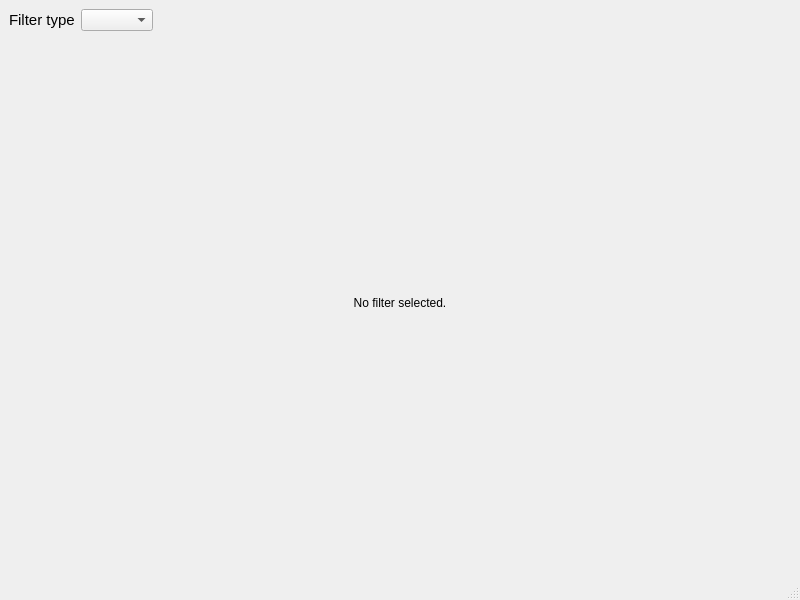
Qt form spine_items/data_transformer/ui/specification_editor_widget.ui (spine-tools/spine-items) before a commit.
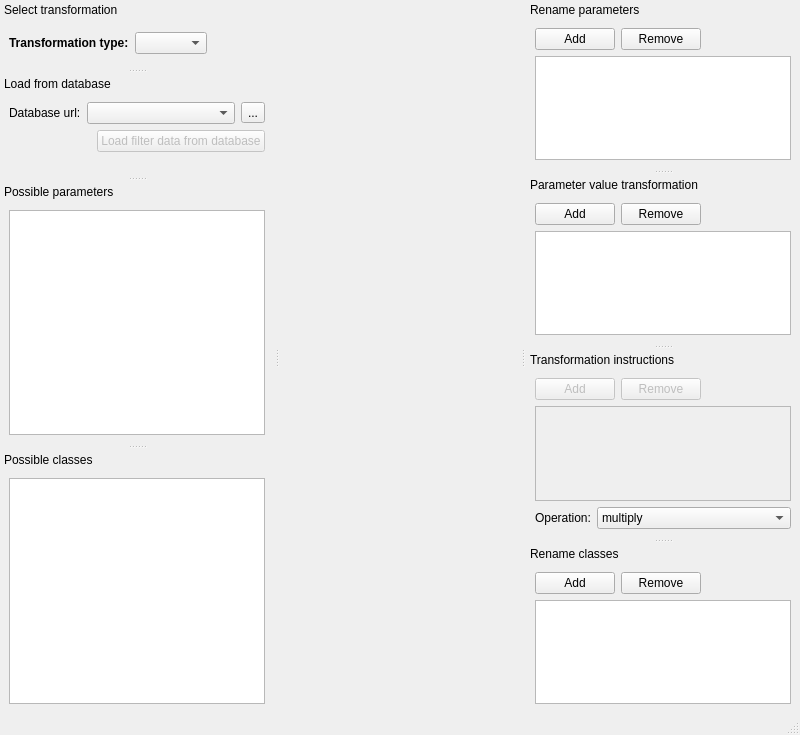
The same form after that commit. The open tabs and pages were chosen to show the change. Icons and pictures are not drawn. Custom widgets are drawn as their Qt base class.

Commit message:
'Dockerize' DT's specification editor
Moved most of Data Transformer's specification editor's widgets into
dock widgets to make the interface more flexible. The old stacked view
is gone and the docks are hidden/shown as needed when user changes the
manipulator type.

Re Spine-project/Spine-Toolbox#1411

Diff of the .ui file:
```diff
--- a/spine_items/data_transformer/ui/specification_editor_widget.ui
+++ b/spine_items/data_transformer/ui/specification_editor_widget.ui
@@ -19,29 +19,25 @@
     <x>0</x>
     <y>0</y>
     <width>800</width>
-    <height>600</height>
+    <height>735</height>
    </rect>
   </property>
   <property name="windowTitle">
    <string>MainWindow</string>
   </property>
-  <widget class="QWidget" name="centralwidget">
+  <widget class="QWidget" name="centralwidget"/>
+  <widget class="QDockWidget" name="type_dock">
+   <property name="features">
+    <set>QDockWidget::DockWidgetMovable</set>
+   </property>
+   <property name="windowTitle">
+    <string>Select transformation</string>
+   </property>
+   <attribute name="dockWidgetArea">
+    <number>1</number>
+   </attribute>
+   <widget class="QWidget" name="dockWidgetContents">
    <layout class="QVBoxLayout" name="verticalLayout">
-    <property name="spacing">
-     <number>6</number>
-    </property>
-    <property name="leftMargin">
-     <number>9</number>
-    </property>
-    <property name="topMargin">
-     <number>9</number>
-    </property>
-    <property name="rightMargin">
-     <number>9</number>
-    </property>
-    <property name="bottomMargin">
-     <number>9</number>
-    </property>
     <item>
      <layout class="QHBoxLayout" name="horizontalLayout_3">
       <property name="leftMargin">
@@ -60,11 +56,12 @@
        <widget class="QLabel" name="label">
         <property name="font">
          <font>
-          <pointsize>11</pointsize>
+           <weight>75</weight>
+           <bold>true</bold>
          </font>
         </property>
         <property name="text">
-         <string>Filter type</string>
+          <string>Transformation type:</string>
         </property>
        </widget>
       </item>
@@ -86,77 +83,25 @@
       </item>
      </layout>
     </item>
-    <item>
-     <widget class="QStackedWidget" name="filter_stack">
-      <property name="currentIndex">
+    </layout>
+   </widget>
+  </widget>
+  <widget class="QDockWidget" name="load_database_dock">
+   <property name="features">
+    <set>QDockWidget::DockWidgetMovable</set>
+   </property>
+   <property name="windowTitle">
+    <string>Load from database</string>
+   </property>
+   <attribute name="dockWidgetArea">
        <number>1</number>
-      </property>
-      <widget class="QWidget" name="no_filter_page">
+   </attribute>
+   <widget class="QWidget" name="dockWidgetContents_2">
        <layout class="QVBoxLayout" name="verticalLayout_2">
         <item>
-         <spacer name="verticalSpacer_2">
-          <property name="orientation">
-           <enum>Qt::Vertical</enum>
-          </property>
-          <property name="sizeHint" stdset="0">
-           <size>
-            <width>20</width>
-            <height>40</height>
-           </size>
-          </property>
-         </spacer>
-        </item>
-        <item>
-         <widget class="QLabel" name="no_filter_label">
-          <property name="text">
-           <string>No filter selected.</string>
-          </property>
-          <property name="alignment">
-           <set>Qt::AlignCenter</set>
-          </property>
-         </widget>
-        </item>
-        <item>
-         <spacer name="verticalSpacer">
-          <property name="orientation">
-           <enum>Qt::Vertical</enum>
-          </property>
-          <property name="sizeHint" stdset="0">
-           <size>
-            <width>20</width>
-            <height>184</height>
-           </size>
-          </property>
-         </spacer>
-        </item>
-       </layout>
-      </widget>
-      <widget class="QWidget" name="filter_page">
-       <layout class="QVBoxLayout" name="verticalLayout_4">
-        <property name="leftMargin">
-         <number>0</number>
-        </property>
-        <property name="topMargin">
-         <number>0</number>
-        </property>
-        <property name="rightMargin">
-         <number>0</number>
-        </property>
-        <property name="bottomMargin">
-         <number>0</number>
-        </property>
-        <item>
-         <widget class="QWidget" name="filter_widget" native="true"/>
-        </item>
-        <item>
          <layout class="QHBoxLayout" name="horizontalLayout_4">
           <item>
            <widget class="QLabel" name="label_4">
-            <property name="font">
-             <font>
-              <pointsize>11</pointsize>
-             </font>
-            </property>
             <property name="text">
              <string>Database url:</string>
             </property>
@@ -221,15 +166,378 @@
           </item>
          </layout>
         </item>
+     <item>
+      <spacer name="verticalSpacer_2">
+       <property name="orientation">
+        <enum>Qt::Vertical</enum>
+       </property>
+       <property name="sizeHint" stdset="0">
+        <size>
+         <width>20</width>
+         <height>2</height>
+        </size>
+       </property>
+      </spacer>
+     </item>
        </layout>
       </widget>
      </widget>
-    </item>
-   </layout>
+  <widget class="QDockWidget" name="possible_parameters_dock">
+   <property name="features">
+    <set>QDockWidget::DockWidgetMovable</set>
+   </property>
+   <property name="windowTitle">
+    <string>Possible parameters</string>
+   </property>
+   <attribute name="dockWidgetArea">
+    <number>1</number>
+   </attribute>
+   <widget class="QWidget" name="dockWidgetContents_3">
+    <layout class="QVBoxLayout" name="verticalLayout_3">
+     <item>
+      <widget class="ParameterTreeWidget" name="available_parameters_tree_view">
+       <property name="dragEnabled">
+        <bool>true</bool>
+       </property>
+       <property name="dragDropMode">
+        <enum>QAbstractItemView::DragOnly</enum>
+       </property>
+       <property name="defaultDropAction">
+        <enum>Qt::CopyAction</enum>
+       </property>
+       <attribute name="headerVisible">
+        <bool>false</bool>
+       </attribute>
+       <column>
+        <property name="text">
+         <string notr="true">1</string>
+        </property>
+       </column>
+      </widget>
+     </item>
+    </layout>
+   </widget>
+  </widget>
+  <widget class="QDockWidget" name="parameter_rename_dock">
+   <property name="features">
+    <set>QDockWidget::DockWidgetMovable</set>
+   </property>
+   <property name="windowTitle">
+    <string>Rename parameters</string>
+   </property>
+   <attribute name="dockWidgetArea">
+    <number>2</number>
+   </attribute>
+   <widget class="QWidget" name="dockWidgetContents_4">
+    <layout class="QVBoxLayout" name="verticalLayout_4">
+     <item>
+      <layout class="QHBoxLayout" name="horizontalLayout">
+       <item>
+        <widget class="QPushButton" name="add_parameter_button">
+         <property name="text">
+          <string>Add</string>
+         </property>
+        </widget>
+       </item>
+       <item>
+        <widget class="QPushButton" name="remove_parameter_button">
+         <property name="text">
+          <string>Remove</string>
+         </property>
+        </widget>
+       </item>
+       <item>
+        <spacer name="horizontalSpacer">
+         <property name="orientation">
+          <enum>Qt::Horizontal</enum>
+         </property>
+         <property name="sizeHint" stdset="0">
+          <size>
+           <width>40</width>
+           <height>20</height>
+          </size>
+         </property>
+        </spacer>
+       </item>
+      </layout>
+     </item>
+     <item>
+      <widget class="DropTargetTable" name="parameter_rename_table_view">
+       <property name="dragDropMode">
+        <enum>QAbstractItemView::DropOnly</enum>
+       </property>
+      </widget>
+     </item>
+    </layout>
+   </widget>
+  </widget>
+  <widget class="QDockWidget" name="value_transformation_dock">
+   <property name="features">
+    <set>QDockWidget::DockWidgetMovable</set>
+   </property>
+   <property name="windowTitle">
+    <string>Parameter value transformation</string>
+   </property>
+   <attribute name="dockWidgetArea">
+    <number>2</number>
+   </attribute>
+   <widget class="QWidget" name="dockWidgetContents_5">
+    <layout class="QVBoxLayout" name="verticalLayout_5">
+     <item>
+      <layout class="QHBoxLayout" name="horizontalLayout_2">
+       <item>
+        <widget class="QPushButton" name="add_transformation_button">
+         <property name="text">
+          <string>Add</string>
+         </property>
+        </widget>
+       </item>
+       <item>
+        <widget class="QPushButton" name="remove_transformation_button">
+         <property name="text">
+          <string>Remove</string>
+         </property>
+        </widget>
+       </item>
+       <item>
+        <spacer name="horizontalSpacer_4">
+         <property name="orientation">
+          <enum>Qt::Horizontal</enum>
+         </property>
+         <property name="sizeHint" stdset="0">
+          <size>
+           <width>40</width>
+           <height>20</height>
+          </size>
+         </property>
+        </spacer>
+       </item>
+      </layout>
+     </item>
+     <item>
+      <widget class="DropTargetTable" name="transformations_table_view">
+       <property name="acceptDrops">
+        <bool>true</bool>
+       </property>
+       <property name="dragDropMode">
+        <enum>QAbstractItemView::DropOnly</enum>
+       </property>
+       <property name="selectionBehavior">
+        <enum>QAbstractItemView::SelectRows</enum>
+       </property>
+       <property name="showGrid">
+        <bool>false</bool>
+       </property>
+       <attribute name="horizontalHeaderStretchLastSection">
+        <bool>true</bool>
+       </attribute>
+      </widget>
+     </item>
+    </layout>
+   </widget>
+  </widget>
+  <widget class="QDockWidget" name="value_instructions_dock">
+   <property name="features">
+    <set>QDockWidget::DockWidgetMovable</set>
+   </property>
+   <property name="windowTitle">
+    <string>Transformation instructions</string>
+   </property>
+   <attribute name="dockWidgetArea">
+    <number>2</number>
+   </attribute>
+   <widget class="QWidget" name="dockWidgetContents_6">
+    <layout class="QVBoxLayout" name="verticalLayout_6">
+     <item>
+      <layout class="QHBoxLayout" name="horizontalLayout_6">
+       <item>
+        <widget class="QPushButton" name="add_instruction_button">
+         <property name="enabled">
+          <bool>false</bool>
+         </property>
+         <property name="text">
+          <string>Add</string>
+         </property>
+        </widget>
+       </item>
+       <item>
+        <widget class="QPushButton" name="remove_instruction_button">
+         <property name="enabled">
+          <bool>false</bool>
+         </property>
+         <property name="text">
+          <string>Remove</string>
+         </property>
+        </widget>
+       </item>
+       <item>
+        <spacer name="horizontalSpacer_5">
+         <property name="orientation">
+          <enum>Qt::Horizontal</enum>
+         </property>
+         <property name="sizeHint" stdset="0">
+          <size>
+           <width>40</width>
+           <height>20</height>
+          </size>
+         </property>
+        </spacer>
+       </item>
+      </layout>
+     </item>
+     <item>
+      <widget class="QListWidget" name="instructions_list_view">
+       <property name="enabled">
+        <bool>false</bool>
+       </property>
+      </widget>
+     </item>
+     <item>
+      <layout class="QFormLayout" name="instruction_options_layout">
+       <item row="0" column="0">
+        <widget class="QLabel" name="label_2">
+         <property name="text">
+          <string>Operation:</string>
+         </property>
+        </widget>
+       </item>
+       <item row="0" column="1">
+        <widget class="QComboBox" name="operation_combo_box">
+         <item>
+          <property name="text">
+           <string>multiply</string>
+          </property>
+         </item>
+         <item>
+          <property name="text">
+           <string>negate</string>
+          </property>
+         </item>
+         <item>
+          <property name="text">
+           <string>invert</string>
+          </property>
+         </item>
+        </widget>
+       </item>
+      </layout>
+     </item>
+    </layout>
+   </widget>
+  </widget>
+  <widget class="QDockWidget" name="possible_classes_dock">
+   <property name="features">
+    <set>QDockWidget::DockWidgetMovable</set>
+   </property>
+   <property name="windowTitle">
+    <string>Possible classes</string>
+   </property>
+   <attribute name="dockWidgetArea">
+    <number>1</number>
+   </attribute>
+   <widget class="QWidget" name="dockWidgetContents_7">
+    <layout class="QVBoxLayout" name="verticalLayout_7">
+     <item>
+      <widget class="ClassTreeWidget" name="available_classes_tree_widget">
+       <property name="dragEnabled">
+        <bool>true</bool>
+       </property>
+       <property name="dragDropMode">
+        <enum>QAbstractItemView::DragOnly</enum>
+       </property>
+       <property name="defaultDropAction">
+        <enum>Qt::CopyAction</enum>
+       </property>
+       <property name="selectionMode">
+        <enum>QAbstractItemView::ExtendedSelection</enum>
+       </property>
+       <attribute name="headerVisible">
+        <bool>false</bool>
+       </attribute>
+       <column>
+        <property name="text">
+         <string notr="true">1</string>
+        </property>
+       </column>
+      </widget>
+     </item>
+    </layout>
+   </widget>
+  </widget>
+  <widget class="QDockWidget" name="class_rename_dock">
+   <property name="features">
+    <set>QDockWidget::DockWidgetMovable</set>
+   </property>
+   <property name="windowTitle">
+    <string>Rename classes</string>
+   </property>
+   <attribute name="dockWidgetArea">
+    <number>2</number>
+   </attribute>
+   <widget class="QWidget" name="dockWidgetContents_8">
+    <layout class="QVBoxLayout" name="verticalLayout_8">
+     <item>
+      <layout class="QHBoxLayout" name="horizontalLayout_7">
+       <item>
+        <widget class="QPushButton" name="add_class_button">
+         <property name="text">
+          <string>Add</string>
+         </property>
+        </widget>
+       </item>
+       <item>
+        <widget class="QPushButton" name="remove_class_button">
+         <property name="text">
+          <string>Remove</string>
+         </property>
+        </widget>
+       </item>
+       <item>
+        <spacer name="horizontalSpacer_6">
+         <property name="orientation">
+          <enum>Qt::Horizontal</enum>
+         </property>
+         <property name="sizeHint" stdset="0">
+          <size>
+           <width>40</width>
+           <height>20</height>
+          </size>
+         </property>
+        </spacer>
+       </item>
+      </layout>
+     </item>
+     <item>
+      <widget class="DropTargetTable" name="class_rename_table_view">
+       <property name="acceptDrops">
+        <bool>true</bool>
+       </property>
+       <property name="dragDropMode">
+        <enum>QAbstractItemView::DropOnly</enum>
+       </property>
+      </widget>
+     </item>
+    </layout>
+   </widget>
   </widget>
   <widget class="QStatusBar" name="statusbar"/>
  </widget>
  <customwidgets>
+  <customwidget>
+   <class>DropTargetTable</class>
+   <extends>QTableView</extends>
+   <header>spine_items/data_transformer/widgets/drop_target_table.h</header>
+  </customwidget>
+  <customwidget>
+   <class>ClassTreeWidget</class>
+   <extends>QTreeWidget</extends>
+   <header>spine_items/data_transformer/widgets/class_tree_widget.h</header>
+  </customwidget>
+  <customwidget>
+   <class>ParameterTreeWidget</class>
+   <extends>QTreeWidget</extends>
+   <header>./widgets/parameter_tree_widget.h</header>
+  </customwidget>
   <customwidget>
    <class>ElidedCombobox</class>
    <extends>QComboBox</extends>
```
Left out of the diff: 44 changed lines with no effect on the pictures. Lines whose indentation alone changed are shown as unchanged. The commit also changes 5 other files.
